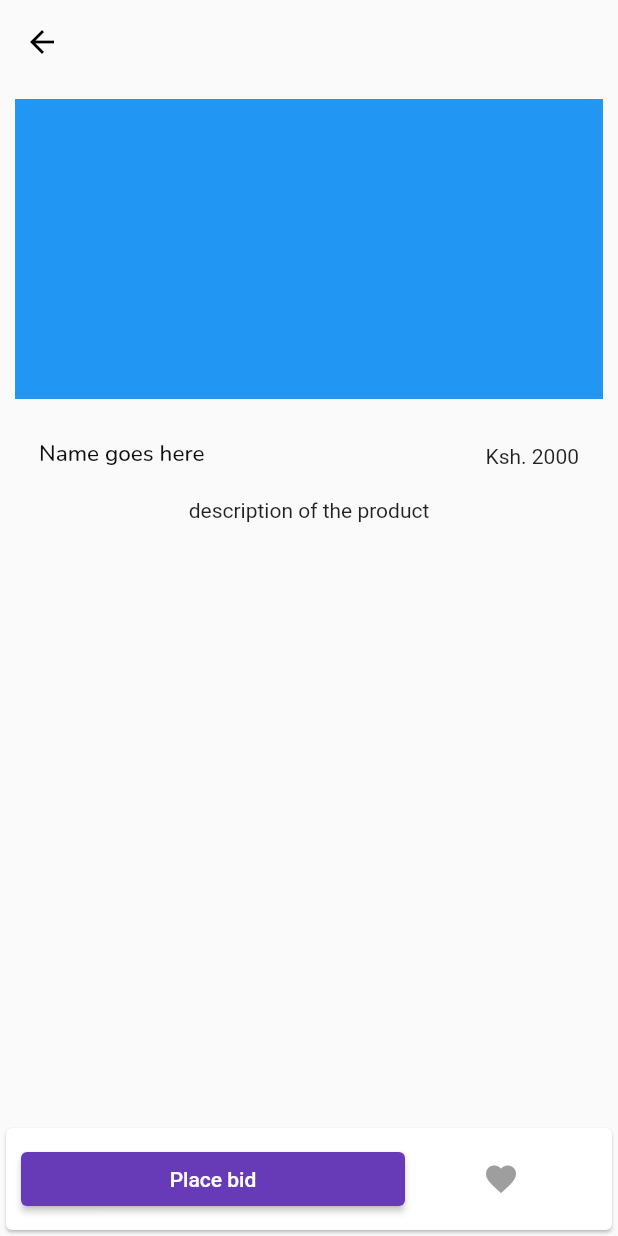
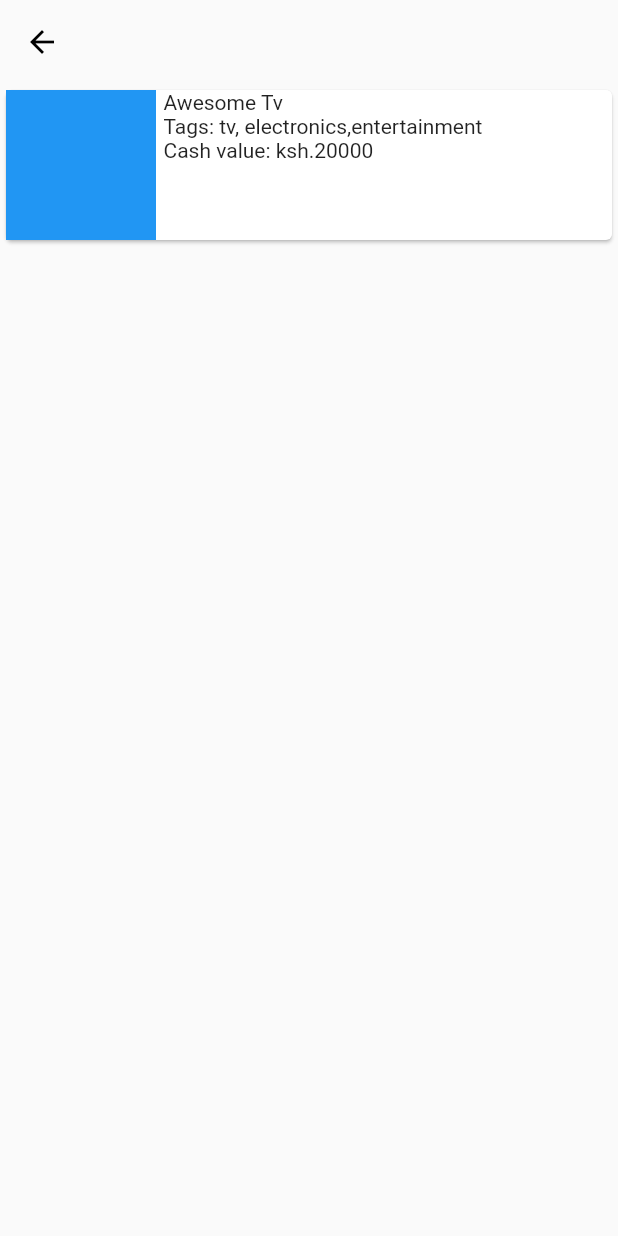
Before and after one commit to kdev135/swapp, a Flutter app: the ViewProduct screen opened directly, after a tap on "Place bid", on a phone screen of 412 x 824 dp. Run offline on Flutter 3.47's test engine with Material 2 defaults, Android fonts, the light colour scheme and no system bars; our stand-ins replace badges, flutter_svg, google_fonts.

Commit message:
added bid_offer_screen

```diff
--- /dev/null
+++ b/lib/components.dart
@@ -0,0 +1,7 @@
+import 'package:flutter/material.dart';
+
+var appBar = AppBar(
+  leading: BackButton(color: Colors.black),
+  backgroundColor: Colors.transparent,
+  elevation: 0,
+);
--- /dev/null
+++ b/lib/screens/bid_offer_screen.dart
@@ -0,0 +1,43 @@
+import 'package:flutter/material.dart';
+import 'package:swapp/components.dart';
+
+class BidOfferScreen extends StatelessWidget{
+
+  @override
+Widget build(BuildContext context) {
+  return Scaffold(
+
+    appBar: appBar,
+    body:Column(
+      children: [
+        Card(
+
+          child: Row(
+            crossAxisAlignment: CrossAxisAlignment.start,
+
+            children: [
+              Container(height: 100,
+
+          width: 100,
+          color: Colors.blue,),
+          SizedBox(width: 5,),
+
+          Column(
+
+            crossAxisAlignment: CrossAxisAlignment.start,
+            children: const[
+              Text("Awesome Tv"),
+              Text("Tags: tv, electronics,entertainment", overflow: TextOverflow.fade,),
+              Text("Cash value: ksh.20000"),
+
+
+            ],
+          ),
+            ],
+          )),
+      ],
+    )
+  );
+
+}
+}
--- a/lib/screens/homepage.dart
+++ b/lib/screens/homepage.dart
@@ -1,7 +1,7 @@
 import "package:flutter/material.dart";
 import 'package:flutter_svg/flutter_svg.dart';
 import "package:badges/badges.dart";
-import 'package:swapp/components/product_card.dart';
+import 'package:swapp/models/product_card.dart';
 import 'package:swapp/constants.dart';
 import 'package:swapp/screens/view_product.dart';
 
--- a/lib/screens/view_product.dart
+++ b/lib/screens/view_product.dart
@@ -1,53 +1,64 @@
 import "package:flutter/material.dart";
+import 'package:swapp/components.dart';
 import 'package:swapp/constants.dart';
+import 'package:swapp/screens/bid_offer_screen.dart';
 import 'package:swapp/styles.dart';
-
 
 // This is the screen that shows the details of a product and a bid button.
 class ViewProduct extends StatelessWidget {
   @override
   Widget build(BuildContext context) {
     return Scaffold(
-      appBar: AppBar(leading: BackButton(color: Colors.black),
-      backgroundColor: Colors.transparent,
-      elevation: 0,
-
-      ),
+      appBar: appBar,
       bottomNavigationBar: Card(
+        elevation: 5,
         child: Padding(
           padding: pagePadding,
-          child: Row(
-            mainAxisAlignment: MainAxisAlignment.spaceBetween,
-            children: [
-              Expanded(
+          child: Row(mainAxisAlignment: MainAxisAlignment.spaceBetween, children: [
+            Expanded(
                 flex: 2,
-                child: ElevatedButton(onPressed: (){}, child: Text("Place bid",))),
-              Expanded(flex:1,child: Icon(Icons.favorite, color: Colors.grey,)),
-
-            ]
-          ),
+                child: ElevatedButton(
+                    onPressed: () {
+                      Navigator.push(
+                          context,
+                          MaterialPageRoute<void>(
+                            builder: (BuildContext context) => BidOfferScreen(),
+                          ));
+                    },
+                    child: Text(
+                      "Place bid",
+                    ))),
+            Expanded(
+                flex: 1,
+                child: Icon(
+                  Icons.favorite,
+                  color: Colors.grey,
+                )),
+          ]),
         ),
       ),
       body: Padding(
         padding: pagePadding,
         child: Column(
-
           children: [
             Container(
               height: 200,
               width: double.maxFinite,
               color: Colors.blue,
-
             ),
-            SizedBox(height: 10,),
-            ListTile(leading:Text("Name goes here", style: productLableText,), trailing: Text("Ksh. 2000")),
+            SizedBox(
+              height: 10,
+            ),
+            ListTile(
+                leading: Text(
+                  "Name goes here",
+                  style: productLableText,
+                ),
+                trailing: Text("Ksh. 2000")),
             Text("description of the product")
-
           ],
-
         ),
       ),
     );
-
   }
 }
```
Also changed, not shown: lib/models/product_card.dart (renamed from lib/components/product_card.dart).
